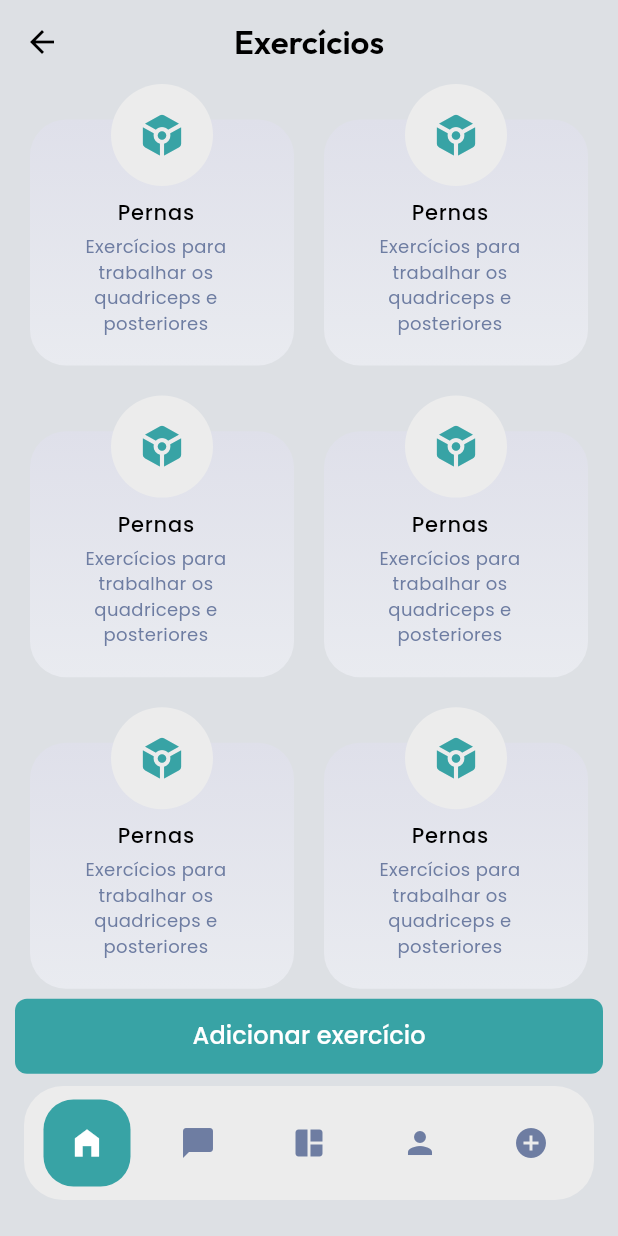
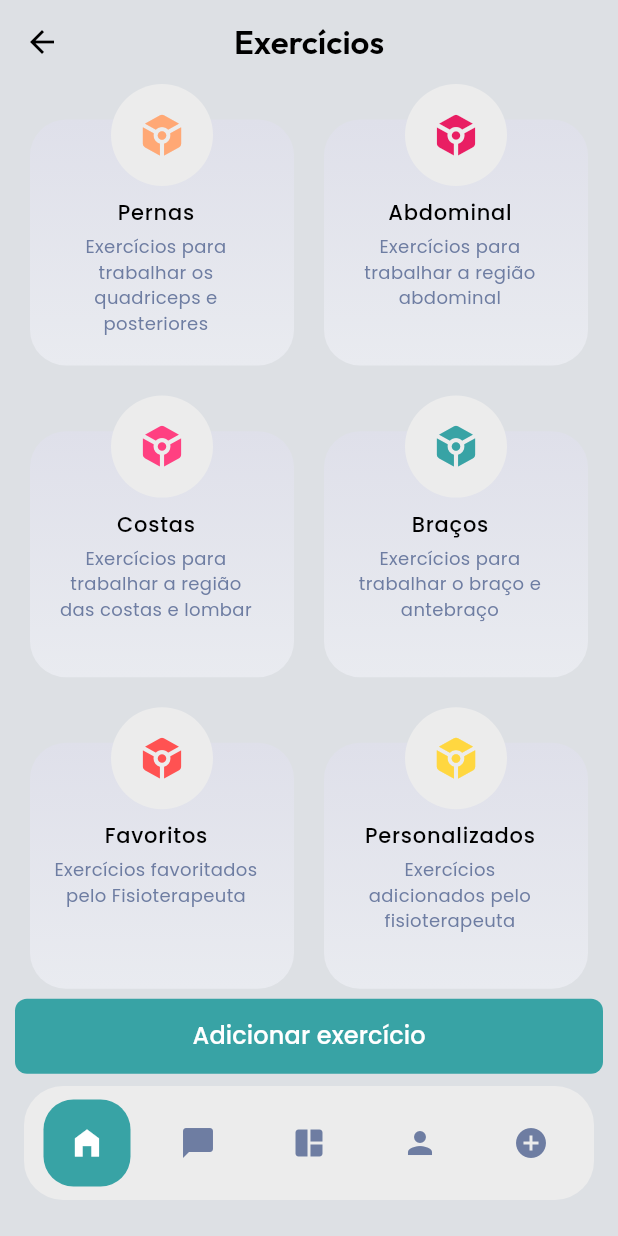
Before and after one commit to DaviFerreira0106/PhysioApp, a Flutter app: the ExercisesPagePhysio screen opened by its route, on a phone screen of 412 x 824 dp. Run offline on Flutter 3.47's test engine with Material 3 defaults, Android fonts, the phone set to English and light mode, and no system bars; our stand-ins replace image_picker, video_player; accounts and stored records are empty; network calls fail.

Commit message:
Desenvolvimento dos componentes de o=modelo e controle dos exercícios

```diff
--- a/lib/components/physioterapist/exercises/box_exercises_type.dart
+++ b/lib/components/physioterapist/exercises/box_exercises_type.dart
@@ -1,15 +1,12 @@
 import 'package:flutter/material.dart';
+import 'package:physioapp/model/exercises/category.dart';
 import 'package:physioapp/utils/app_routes.dart';
 
 class BoxExercisesType extends StatelessWidget {
-  final String title;
-  final String subtitle;
-  final Color colors;
+  final Category category;
   const BoxExercisesType({
     super.key,
-    required this.title,
-    required this.subtitle,
-    required this.colors,
+    required this.category,
   });
 
   @override
@@ -36,13 +33,15 @@ class BoxExercisesType extends StatelessWidget {
                 crossAxisAlignment: CrossAxisAlignment.center,
                 children: [
                   ListTile(
-                    onTap: () => Navigator.of(context)
-                        .pushNamed(AppRoutes.exercisesListPage),
+                    onTap: () => Navigator.of(context).pushNamed(
+                      AppRoutes.exercisesListPage,
+                      arguments: category,
+                    ),
                     title: Center(
                       child: Container(
                         margin: const EdgeInsets.only(top: 5),
                         child: Text(
-                          title,
+                          category.title,
                           style: const TextStyle(
                             fontSize: 14,
                             fontWeight: FontWeight.w500,
@@ -56,7 +55,7 @@ class BoxExercisesType extends StatelessWidget {
                         margin: const EdgeInsets.only(top: 3),
                         height: 80,
                         child: Text(
-                          subtitle,
+                          category.subtitle,
                           softWrap: true,
                           textAlign: TextAlign.center,
                           style: TextStyle(
@@ -78,7 +77,7 @@ class BoxExercisesType extends StatelessWidget {
               child: Icon(
                 Icons.token_rounded,
                 size: 34,
-                color: colors,
+                color: category.color,
               ),
             ),
           ),
--- a/lib/components/physioterapist/exercises/grid_view_exercises.dart
+++ b/lib/components/physioterapist/exercises/grid_view_exercises.dart
@@ -1,11 +1,13 @@
 import 'package:flutter/material.dart';
 import 'package:physioapp/components/physioterapist/exercises/box_exercises_type.dart';
+import 'package:physioapp/services/exercises/category_controller.dart';
 
 class GridViewExercises extends StatelessWidget {
   const GridViewExercises({super.key});
 
   @override
   Widget build(BuildContext context) {
+    final categoriesExercises = CategoryController();
     return GridView.builder(
       gridDelegate: const SliverGridDelegateWithFixedCrossAxisCount(
         crossAxisCount: 2,
@@ -14,11 +16,9 @@ class GridViewExercises extends StatelessWidget {
         mainAxisSpacing: 20,
       ),
       itemBuilder: (context, index) => BoxExercisesType(
-        title: 'Pernas',
-        subtitle: 'Exercícios para trabalhar os quadriceps e posteriores',
-        colors: Theme.of(context).colorScheme.primary,
+        category: categoriesExercises.listCategory.elementAt(index),
       ),
-      itemCount: 6,
+      itemCount: categoriesExercises.itemsCount,
     );
   }
 }
--- /dev/null
+++ b/lib/data/exercises_mock_data.dart
@@ -0,0 +1,254 @@
+import 'package:flutter/material.dart';
+import 'package:physioapp/model/exercises/category.dart';
+import 'package:physioapp/model/exercises/exercise.dart';
+
+class ExercisesMockData {
+  static const List<Category> categoryList = [
+    Category(
+      id: 'c1',
+      title: 'Pernas',
+      subtitle: 'Exercícios para trabalhar os quadriceps e posteriores',
+      color: Color.fromARGB(255, 255, 168, 117),
+    ),
+    Category(
+      id: 'c2',
+      title: 'Abdominal',
+      subtitle: 'Exercícios para trabalhar a região abdominal',
+      color: Colors.pink,
+    ),
+    Category(
+      id: 'c3',
+      title: 'Costas',
+      subtitle: 'Exercícios para trabalhar a região das costas e lombar',
+      color: Colors.pinkAccent,
+    ),
+    Category(
+      id: 'c4',
+      title: 'Braços',
+      subtitle: 'Exercícios para trabalhar o braço e antebraço',
+      color: Color.fromARGB(255, 56, 163, 165),
+    ),
+    Category(
+      id: 'c5',
+      title: 'Favoritos',
+      subtitle: 'Exercícios favoritados pelo Fisioterapeuta',
+      color: Colors.redAccent,
+    ),
+    Category(
+      id: 'c6',
+      title: 'Personalizados',
+      subtitle: 'Exercícios adicionados pelo fisioterapeuta',
+      color: Colors.amberAccent,
+    ),
+  ];
+
+  static const List<Exercise> exercisesList = [
+    Exercise(
+      id: 'e1',
+      name: 'Esticada de Perna (Quadriceps)',
+      description:
+          'Exercício para alongar as articulações das pernas, melhorando a mobilidade',
+      videoUrl: '',
+      minute: 25,
+      steps: [
+        {
+          'Posição Corporal':
+              'Deite-se em um local plano que possa estabilizar seu corpo'
+        },
+        {
+          'Movimento do Exercício':
+              'Com o corpo deitado de bruços, estique uma perna para cima, mantendo-a esticada'
+        },
+        {
+          'Manter Posição':
+              'Mantenha a posição por 1 minutos e após isso abaixe a perna lentamente'
+        },
+        {
+          'Trocar Perna':
+              'Estique a outra perna e eleve-a o maximo que conseguir, mantendo-a esticada'
+        },
+        {
+          'Manter Posição':
+              'Mantenha a posição por 1 minutos e após isso abaixe a perna lentamente'
+        },
+      ],
+      categoryId: ['c1', 'c3'],
+    ),
+    Exercise(
+      id: 'e1',
+      name: 'Esticada de Perna (Quadriceps)',
+      description:
+          'Exercício para alongar as articulações das pernas, melhorando a mobilidade',
+      videoUrl: '',
+      minute: 25,
+      steps: [
+        {
+          'Posição Corporal':
+              'Deite-se em um local plano que possa estabilizar seu corpo'
+        },
+        {
+          'Movimento do Exercício':
+              'Com o corpo deitado de bruços, estique uma perna para cima, mantendo-a esticada'
+        },
+        {
+          'Manter Posição':
+              'Mantenha a posição por 1 minutos e após isso abaixe a perna lentamente'
+        },
+        {
+          'Trocar Perna':
+              'Estique a outra perna e eleve-a o maximo que conseguir, mantendo-a esticada'
+        },
+        {
+          'Manter Posição':
+              'Mantenha a posição por 1 minutos e após isso abaixe a perna lentamente'
+        },
+      ],
+      categoryId: ['c1', 'c3'],
+    ),
+    Exercise(
+      id: 'e2',
+      name: 'Dobra de Perna (Joelho)',
+      description:
+          'Exercício para alongar as articulações do joelho, auxiliando assim na rotação da perna',
+      videoUrl: '',
+      minute: 21,
+      steps: [
+        {
+          'Posição Corporal':
+              'Deite-se em um local plano que possa estabilizar seu corpo'
+        },
+        {
+          'Movimento do Exercício':
+              'Com o corpo deitado de costas, estique uma perna para cima, mantendo-a esticada'
+        },
+        {
+          'Dobrar Joelho':
+              'Quando a perna estiver esticada, dobre o joelho deixando a perna em um angulo de 90 graus'
+        },
+        {
+          'Trocar Perna':
+              'Estique a outra perna e eleve-a o maximo que conseguir, mantendo-a esticada'
+        },
+        {
+          'Dobrar Joelhos':
+              'Quando a perna estiver esticada, dobre o joelho deixando a perna em um angulo de 90 graus'
+        },
+        {
+          'Abaixar perna': 'Abaixe a perna lentamente e deixe as duas esticadas'
+        },
+      ],
+      categoryId: ['c1', 'c3', 'c2'],
+    ),
+    Exercise(
+      id: 'e3',
+      name: 'Alogamento a Fundo (Posterior)',
+      description:
+          'Exercício para alongar as articulações das costas e membros inferiores',
+      videoUrl: '',
+      minute: 13,
+      steps: [
+        {
+          'Posição Corporal':
+              'Sente-se em um local reto, incline-se em 45 graus para trás, mantendo-se sentado'
+        },
+        {
+          'Movimento do Exercício':
+              'Com auxílio de um objeto eleve a perna em um angulo pouco acima do chão e mantenha-a esticada'
+        },
+        {
+          'Manter Posição':
+              'Mantenha a posição por 1 minutos e após isso abaixe a perna lentamente'
+        },
+        {
+          'Trocar Perna':
+              'Com auxílio de um objeto eleve a perna em um angulo pouco acima do chão e mantenha-a esticada'
+        },
+        {
+          'Manter Posição':
+              'Mantenha a posição por 1 minutos e após isso abaixe a perna lentamente'
+        },
+      ],
+      categoryId: ['c1', 'c3', 'c2'],
+    ),
+    Exercise(
+      id: 'e4',
+      name: 'Puxada Funda no Triceps Sural',
+      description:
+          'Exercício para trabalhar as articulações das costas e aumentar a flexibilidade das pernas',
+      videoUrl: '',
+      minute: 15,
+      steps: [
+        {
+          'Posição Corporal':
+              'Sente-se em um local reto com pelo menos 90 centimetros do chão'
+        },
+        {
+          'Movimento do Exercício':
+              'Incline o corpo em um angulo de 45 graus para frente'
+        },
+        {
+          'Estique a perna':
+              'Com o corpo para frente, mantenha a perna esticada'
+        },
+        {'Relaxar Corpo': 'Volte para a posição inicial'},
+        {
+          'Troque de Perna':
+              'Com o corpo para frente, mantenha a perna esticada'
+        },
+      ],
+      categoryId: ['c1', 'c3', 'c2'],
+    ),
+    Exercise(
+      id: 'e5',
+      name: 'Alogamento Posteiror Completa',
+      description:
+          'Exercício para alongar as articulações lombares, abdominais, membros inferiores e superiores',
+      videoUrl: '',
+      minute: 17,
+      steps: [
+        {'Posição Corporal': 'Fique de quatro sobre uma superficie reta'},
+        {
+          'Movimento do Exercício':
+              'Levante o braço esquerdo e a perna direita e mantenha-os elevados'
+        },
+        {
+          'Manter Posição':
+              'Mantenha a posição por 30 segundos e após isso abaixe a perna e o braço lentamente'
+        },
+        {
+          'Trocar Posição':
+              'Levante o braço direito e a perna esquerda e mantenha-os elevados'
+        },
+        {
+          'Manter Posição':
+              'Mantenha a posição por 30 segundos e após isso abaixe a perna e o braço lentamente'
+        },
+      ],
+      categoryId: ['c1', 'c3', 'c2', 'c4'],
+    ),
+    Exercise(
+      id: 'e6',
+      name: 'Fortalecimento (Corpo Inteiro)',
+      description:
+          'Exercício fortalecer as principais articulações dos membros superiores, inferiores e posteriores',
+      videoUrl: '',
+      minute: 20,
+      steps: [
+        {'Posição Corporal': 'Fique de quatro sobre uma superficie reta'},
+        {
+          'Movimento do Exercício':
+              'deixe suas pernas juntas, e icline-se com seus braços juntos para frente o máximo que conseguir'
+        },
+        {
+          'Manter Posição':
+              'Mantenha a posição por 10 segundos e após isso volte lentamente a posição inicial'
+        },
+        {
+          'Repetir Movimento':
+              'deixe suas pernas juntas, e icline-se com seus braços juntos para frente o máximo que conseguir'
+        },
+      ],
+      categoryId: ['c1', 'c3', 'c2', 'c4'],
+    ),
+  ];
+}
--- /dev/null
+++ b/lib/model/exercises/category.dart
@@ -0,0 +1,15 @@
+import 'package:flutter/material.dart';
+
+class Category {
+  final String id;
+  final String title;
+  final String subtitle;
+  final Color color;
+
+  const Category({
+    required this.id,
+    required this.title,
+    required this.subtitle,
+    required this.color,
+  });
+}
--- /dev/null
+++ b/lib/model/exercises/exercise.dart
@@ -0,0 +1,21 @@
+class Exercise {
+  final String id;
+  final String name;
+  final String description;
+  final String videoUrl;
+  final List<Map<String, String>> steps;
+  final int minute;
+  final List<String> categoryId;
+  final bool isFavorite;
+
+  const Exercise({
+    required this.id,
+    required this.name,
+    required this.description,
+    required this.videoUrl,
+    required this.minute,
+    required this.steps,
+    required this.categoryId,
+    this.isFavorite = false,
+  });
+}
--- a/lib/page/physioterapist/exercises_list_page.dart
+++ b/lib/page/physioterapist/exercises_list_page.dart
@@ -1,14 +1,16 @@
 import 'package:flutter/material.dart';
 import 'package:physioapp/components/physioterapist/exercises/exercises_list.dart';
+import 'package:physioapp/model/exercises/category.dart';
 
 class ExercisesListPage extends StatelessWidget {
   const ExercisesListPage({super.key});
 
   @override
   Widget build(BuildContext context) {
+    final category = ModalRoute.of(context)?.settings.arguments as Category;
     return Scaffold(
       appBar: AppBar(
-        title: Text('List Exercises'),
+        title: Text(category.title),
       ),
       body: Container(
         width: MediaQuery.of(context).size.height,
--- a/lib/page/physioterapist/schedule_appointment_page.dart
+++ b/lib/page/physioterapist/schedule_appointment_page.dart
@@ -12,6 +12,7 @@ class ScheduleAppointmentPage extends StatelessWidget {
   @override
   Widget build(BuildContext context) {
     final scheduleProvider = Provider.of<ScheduleAppointmentForm>(context);
+
     return Scaffold(
       appBar: AppBar(
         title: const Center(
--- a/lib/services/auth/physio/auth_backend_service.dart
+++ b/lib/services/auth/physio/auth_backend_service.dart
@@ -58,9 +58,7 @@ class AuthBackendService implements AuthService {
   }
 
   @override
-  Future<void> login({required String email, required String password}) async {
-    http.get(Uri.parse('http://$_url:8080/users'));
-  }
+  Future<void> login({required String email, required String password}) async {}
 
   @override
   Future<void> logout() async {
--- /dev/null
+++ b/lib/services/exercises/category_controller.dart
@@ -0,0 +1,9 @@
+import 'package:physioapp/model/exercises/category.dart';
+import 'package:physioapp/data/exercises_mock_data.dart';
+
+class CategoryController {
+  final List<Category> _listCategory = ExercisesMockData.categoryList;
+
+  List<Category> get listCategory => [..._listCategory];
+  int get itemsCount => _listCategory.length;
+}
--- /dev/null
+++ b/lib/services/exercises/exercise_controller.dart
@@ -0,0 +1,10 @@
+import 'package:physioapp/model/exercises/exercise.dart';
+import 'package:physioapp/data/exercises_mock_data.dart';
+
+class ExerciseController {
+  final List<Exercise> _listExercises = ExercisesMockData.exercisesList;
+
+  List<Exercise> get listExercises => [..._listExercises];
+
+  int get itemsAcount => _listExercises.length;
+}
```
